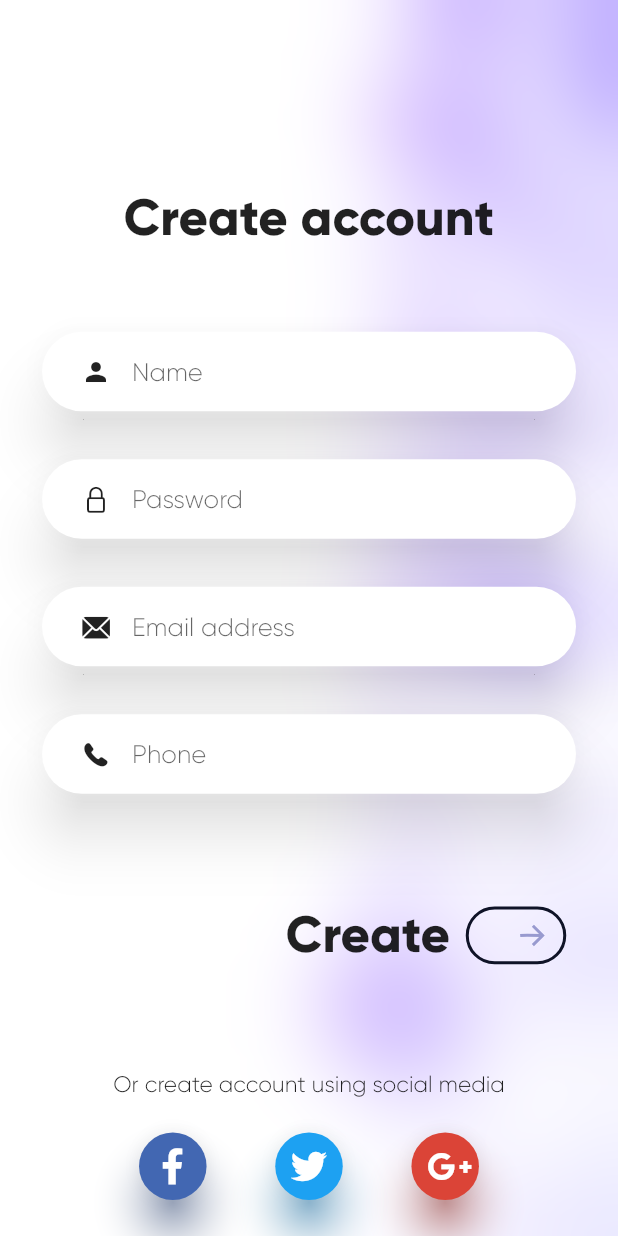
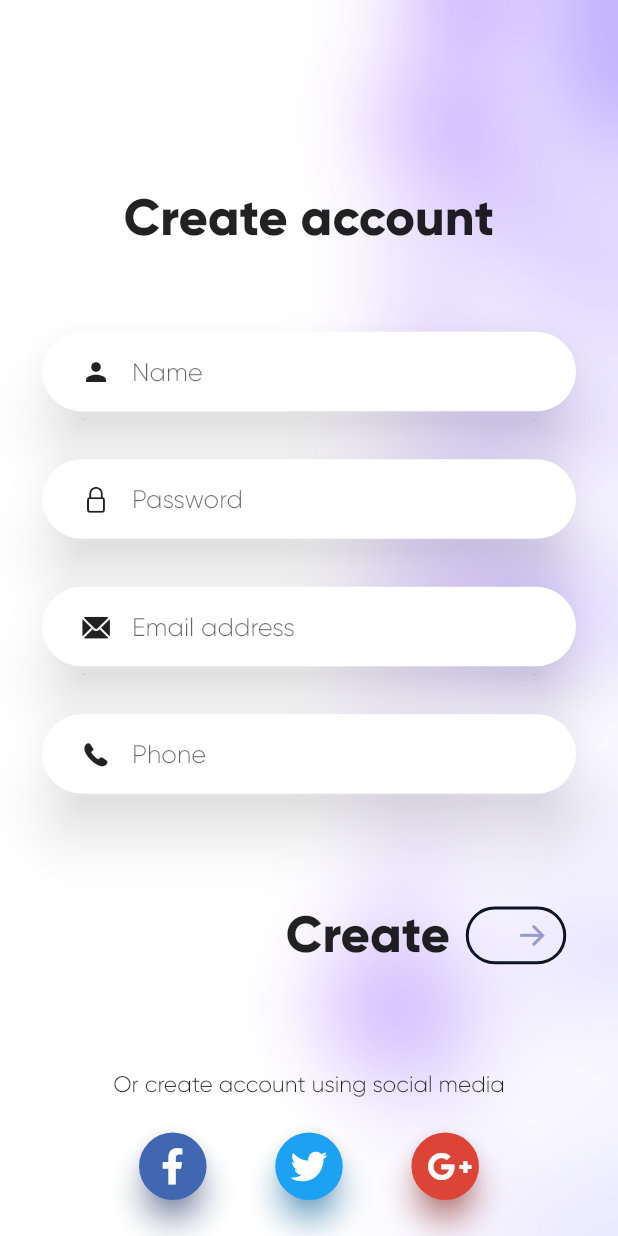
Before and after one commit to rashidwassan/flutter-ecommerce-app-ui, a Flutter app: the SignUpScreen screen opened directly, on a phone screen of 412 x 824 dp. Run offline on Flutter 3.47's test engine with Material 2 defaults, Android fonts, the phone set to English and light mode, and no system bars; drawn by our look-alikes of lottie; our stand-ins replace dots_indicator, flutter_svg, font_awesome_flutter, velocity_x.

Commit message:
add elevation changing effect on pressing social media buttons

```diff
--- a/lib/components/social_icon_buttons_row.dart
+++ b/lib/components/social_icon_buttons_row.dart
@@ -52,7 +52,13 @@ class SocialButtonWithShadow extends StatelessWidget {
         onPressed: onPressed,
         style: ButtonStyle(
           padding: MaterialStateProperty.all(const EdgeInsets.all(0)),
-          elevation: MaterialStateProperty.all(12),
+          elevation: MaterialStateProperty.resolveWith((states) {
+            if (states.contains(MaterialState.pressed)) {
+              return 0;
+            } else {
+              return 8;
+            }
+          }),
           shape: MaterialStateProperty.all(
               RoundedRectangleBorder(borderRadius: BorderRadius.circular(50))),
           backgroundColor: MaterialStateProperty.all(color),
```
Also changed, not shown: pubspec.lock, 4 other files.
